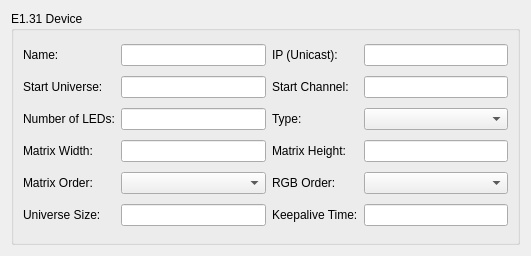
CalcProgrammer1/OpenRGB, file qt/ManualDevicesSettingsPage/E131SettingsEntry/E131SettingsEntry.ui: the form before one commit.
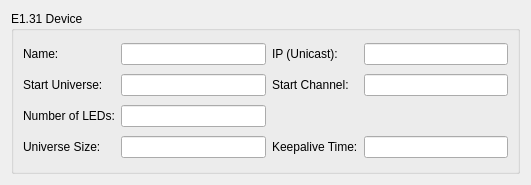
The form after the commit.

The edit to the form file:
```diff
--- a/qt/ManualDevicesSettingsPage/E131SettingsEntry/E131SettingsEntry.ui
+++ b/qt/ManualDevicesSettingsPage/E131SettingsEntry/E131SettingsEntry.ui
@@ -7,7 +7,7 @@
     <x>0</x>
     <y>0</y>
     <width>531</width>
-    <height>256</height>
+    <height>185</height>
    </rect>
   </property>
   <property name="sizePolicy">
@@ -26,15 +26,29 @@
       <string>E1.31 Device</string>
      </property>
      <layout class="QGridLayout" name="gridLayout_2">
+      <item row="6" column="4">
+       <widget class="QLabel" name="KeepaliveTimeLabel">
+        <property name="text">
+         <string>Keepalive Time:</string>
+        </property>
+       </widget>
+      </item>
+      <item row="1" column="0">
+       <widget class="QLabel" name="NameLabel">
+        <property name="text">
+         <string>Name:</string>
+        </property>
+       </widget>
+      </item>
+      <item row="6" column="3">
+       <widget class="QLineEdit" name="UniverseSizeEdit"/>
+      </item>
+      <item row="1" column="3">
+       <widget class="QLineEdit" name="NameEdit"/>
+      </item>
       <item row="2" column="5">
        <widget class="QLineEdit" name="StartChannelEdit"/>
       </item>
-      <item row="5" column="3">
-       <widget class="QLineEdit" name="NumLEDsEdit"/>
-      </item>
-      <item row="6" column="3">
-       <widget class="QLineEdit" name="MatrixWidthEdit"/>
-      </item>
       <item row="2" column="4">
        <widget class="QLabel" name="StartChannelLabel">
         <property name="text">
@@ -42,73 +56,9 @@
         </property>
        </widget>
       </item>
-      <item row="5" column="0">
-       <widget class="QLabel" name="NumLEDsLabel">
-        <property name="text">
-         <string>Number of LEDs:</string>
-        </property>
-       </widget>
-      </item>
       <item row="2" column="3">
        <widget class="QLineEdit" name="StartUniverseEdit"/>
       </item>
-      <item row="1" column="3">
-       <widget class="QLineEdit" name="NameEdit"/>
-      </item>
-      <item row="7" column="3">
-       <widget class="QComboBox" name="MatrixOrderComboBox"/>
-      </item>
-      <item row="2" column="0">
-       <widget class="QLabel" name="StartUniverseLabel">
-        <property name="text">
-         <string>Start Universe:</string>
-        </property>
-       </widget>
-      </item>
-      <item row="1" column="5">
-       <widget class="QLineEdit" name="IPEdit"/>
-      </item>
-      <item row="1" column="0">
-       <widget class="QLabel" name="NameLabel">
-        <property name="text">
-         <string>Name:</string>
-        </property>
-       </widget>
-      </item>
-      <item row="7" column="0">
-       <widget class="QLabel" name="MatrixOrderLabel">
-        <property name="text">
-         <string>Matrix Order:</string>
-        </property>
-       </widget>
-      </item>
-      <item row="5" column="5">
-       <widget class="QComboBox" name="TypeComboBox"/>
-      </item>
-      <item row="6" column="5">
-       <widget class="QLineEdit" name="MatrixHeightEdit"/>
-      </item>
-      <item row="6" column="4">
-       <widget class="QLabel" name="MatrixHeightLabel">
-        <property name="text">
-         <string>Matrix Height:</string>
-        </property>
-       </widget>
-      </item>
-      <item row="6" column="0">
-       <widget class="QLabel" name="MatrixWidthLabel">
-        <property name="text">
-         <string>Matrix Width:</string>
-        </property>
-       </widget>
-      </item>
-      <item row="5" column="4">
-       <widget class="QLabel" name="TypeLabel">
-        <property name="text">
-         <string>Type:</string>
-        </property>
-       </widget>
-      </item>
       <item row="1" column="4">
        <widget class="QLabel" name="IPLabel">
         <property name="text">
@@ -116,35 +66,35 @@
         </property>
        </widget>
       </item>
-      <item row="8" column="0">
+      <item row="6" column="0">
        <widget class="QLabel" name="UniverseSizeLabel">
         <property name="text">
          <string>Universe Size:</string>
         </property>
        </widget>
       </item>
-      <item row="8" column="3">
-       <widget class="QLineEdit" name="UniverseSizeEdit"/>
-      </item>
-      <item row="8" column="4">
-       <widget class="QLabel" name="KeepaliveTimeLabel">
+      <item row="5" column="0">
+       <widget class="QLabel" name="NumLEDsLabel">
         <property name="text">
-         <string>Keepalive Time:</string>
+         <string>Number of LEDs:</string>
         </property>
        </widget>
       </item>
-      <item row="8" column="5">
+      <item row="6" column="5">
        <widget class="QLineEdit" name="KeepaliveTimeEdit"/>
       </item>
-      <item row="7" column="4">
-       <widget class="QLabel" name="RGBOrderLabel">
+      <item row="1" column="5">
+       <widget class="QLineEdit" name="IPEdit"/>
+      </item>
+      <item row="2" column="0">
+       <widget class="QLabel" name="StartUniverseLabel">
         <property name="text">
-         <string>RGB Order:</string>
+         <string>Start Universe:</string>
         </property>
        </widget>
       </item>
-      <item row="7" column="5">
-       <widget class="QComboBox" name="RGBOrderComboBox"/>
+      <item row="5" column="3">
+       <widget class="QLineEdit" name="NumLEDsEdit"/>
       </item>
      </layout>
     </widget>
```
Left out of the diff: 4 changed lines with no effect on the pictures.
